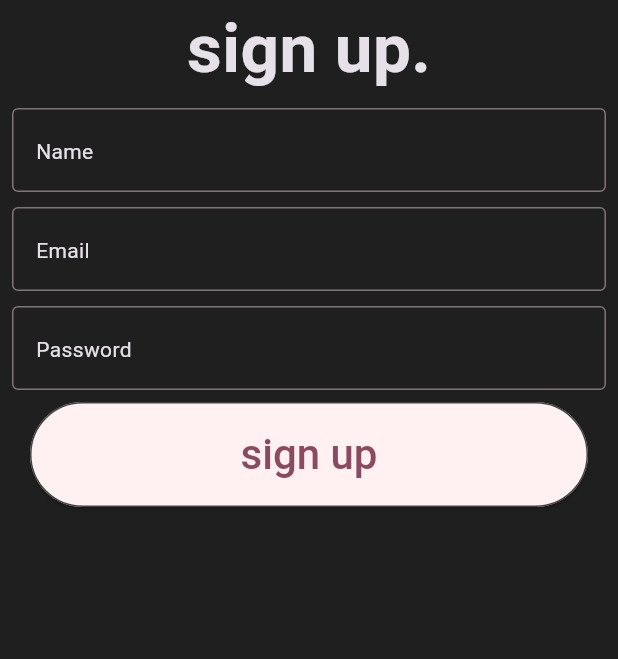
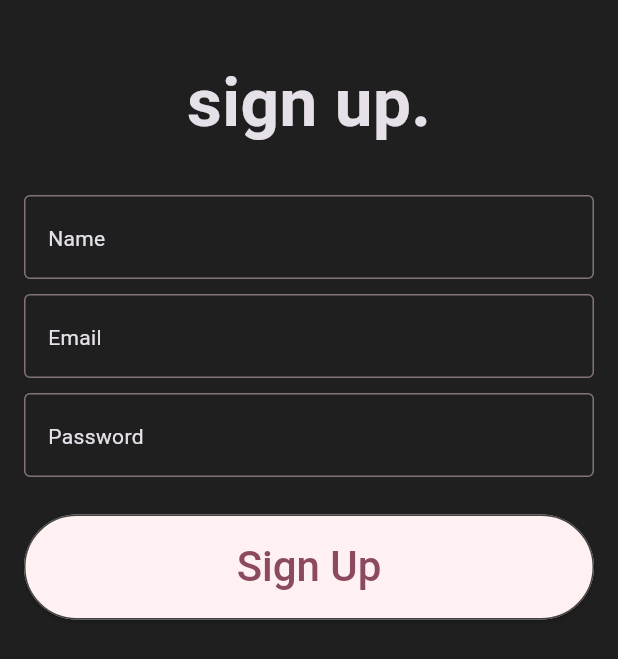
Before and after one commit to hashck404/my_notes, a Flutter app: the SignUpPage screen opened directly, on a phone screen of 412 x 824 dp. Shown: the top 659 px of the screen. Run offline on Flutter 3.47's test engine with Material 3 defaults, Android fonts, the phone set to English and light mode, and no system bars; our stand-ins replace cloud_firestore, either_dart, firebase_auth, firebase_core, flutter_riverpod, loading_animation_widget and 3 more; accounts and stored records are empty.

Commit message:
feat(auth): refactor authentication flow with Riverpod
Add AuthController using AsyncNotifier

Restructure the authentication data layer (data source, repository, provider)

Add local data source using SharedPreferences to store the username

Add sign-in page with loading animation

Add showSnackbar utility

Update authentication repository, user model, and sign-up page

```diff
--- a/lib/features/authentication/repository/auth_repository.dart
+++ b/lib/features/authentication/repository/auth_repository.dart
@@ -11,8 +11,11 @@ abstract class AuthRepository {
 
   Future<Either<Failure, UserModel>> getUser(String uid);
 
-  Future<Either<Failure, String>> loginWithEmailAndPassword(
+  Future<Either<Failure, String>> signInWithEmailAndPassword(
     String email,
     String password,
   );
+  Future<void> saveUsername(String username);
+
+  Future<String> getUsername();
 }
--- a/lib/features/authentication/view/screens/sign_up_page.dart
+++ b/lib/features/authentication/view/screens/sign_up_page.dart
@@ -1,55 +1,188 @@
 import 'package:flutter/material.dart';
+import 'package:flutter_riverpod/flutter_riverpod.dart';
+import 'package:my_notes/core/error/failures.dart';
+import 'package:my_notes/core/utils/show_snackbar.dart';
+import 'package:my_notes/features/authentication/provider/auth_provider.dart';
 import 'package:my_notes/features/authentication/view/widgets/auth_field.dart';
+import 'package:my_notes/features/home/view/home_page.dart';
+import 'package:loading_animation_widget/loading_animation_widget.dart';
 
-class SignUpPage extends StatelessWidget {
-  SignUpPage({super.key});
+class SignUpPage extends ConsumerStatefulWidget {
+  const SignUpPage({super.key});
+
+  @override
+  ConsumerState<SignUpPage> createState() => _SignUpPageState();
+}
+
+class _SignUpPageState extends ConsumerState<SignUpPage> {
+  final _nameController = TextEditingController();
+  final _emailController = TextEditingController();
   final _passwordController = TextEditingController();
-  final _emailController = TextEditingController();
-  final _nameNameController = TextEditingController();
+
+  final _formKey = GlobalKey<FormState>();
+
+  @override
+  void dispose() {
+    _nameController.dispose();
+    _emailController.dispose();
+    _passwordController.dispose();
+    super.dispose();
+  }
+
+  String? _validateName(String? name) {
+    if (name == null || name.trim().isEmpty) {
+      return 'Please enter a username';
+    }
+
+    if (!RegExp(r'^[a-zA-Z0-9_]{3,20}$').hasMatch(name.trim())) {
+      return 'Username must be 3-20 characters and contain only letters, numbers, and _';
+    }
+
+    return null;
+  }
+
+  String? _validateEmail(String? email) {
+    if (email == null || email.trim().isEmpty) {
+      return 'Please enter your email';
+    }
+
+    if (!RegExp(r'^[^@\s]+@[^@\s]+\.[^@\s]+$').hasMatch(email.trim())) {
+      return 'Please enter a valid email';
+    }
+
+    return null;
+  }
+
+  String? _validatePassword(String? password) {
+    if (password == null || password.isEmpty) {
+      return 'Please enter a password';
+    }
+
+    if (password.length < 6) {
+      return 'Password must be at least 6 characters';
+    }
+
+    return null;
+  }
 
   @override
   Widget build(BuildContext context) {
+    final authState = ref.watch(authControllerProvider);
+
+    ref.listen(authControllerProvider, (previous, next) {
+      next.whenOrNull(
+        error: (error, _) {
+          if (error is Failure) {
+            showSnackbar(context, error, const Icon(Icons.error_outline));
+          }
+        },
+        data: (_) {
+          Navigator.of(
+            context,
+          ).pushReplacement(MaterialPageRoute(builder: (_) => HomePage()));
+        },
+      );
+    });
+
     return Scaffold(
-      body: Column(
+      body: SafeArea(
+        child: Stack(
           children: [
-          Text(
-            'sign up.',
-            style: TextStyle(fontSize: 45, fontWeight: FontWeight.bold),
-          ),
-
-          Padding(
-            padding: const EdgeInsets.all(8.0),
+            SingleChildScrollView(
+              padding: const EdgeInsets.all(16),
+              child: Form(
+                key: _formKey,
                 child: Column(
                   children: [
-                AuthField(controller: _nameNameController, hint: 'Name'),
+                    const SizedBox(height: 20),
 
-                SizedBox(height: 10),
-                AuthField(controller: _emailController, hint: 'Email'),
-                SizedBox(height: 10),
-
-                AuthField(controller: _passwordController, hint: 'Password'),
-              ],
+                    const Text(
+                      'sign up.',
+                      style: TextStyle(
+                        fontSize: 45,
+                        fontWeight: FontWeight.bold,
                       ),
                     ),
 
-          Padding(
-            padding: const EdgeInsets.only(right: 20, left: 20),
+                    const SizedBox(height: 30),
 
-            child: ElevatedButton(
-              onPressed: () {},
+                    AuthField(
+                      controller: _nameController,
+                      hint: 'Name',
+                      validate: _validateName,
+                    ),
+
+                    const SizedBox(height: 10),
+
+                    AuthField(
+                      controller: _emailController,
+                      hint: 'Email',
+                      validate: _validateEmail,
+                    ),
+
+                    const SizedBox(height: 10),
+
+                    AuthField(
+                      controller: _passwordController,
+                      hint: 'Password',
+                      validate: _validatePassword,
+                    ),
+
+                    const SizedBox(height: 25),
+
+                    ElevatedButton(
+                      onPressed: () {
+                        if (_formKey.currentState!.validate()) {
+                          ref
+                              .read(authControllerProvider.notifier)
+                              .signUp(
+                                _emailController.text.trim(),
+                                _passwordController.text,
+                                _nameController.text.trim(),
+                              );
+                        }
+                      },
                       style: ElevatedButton.styleFrom(
                         minimumSize: const Size(double.infinity, 70),
-                textStyle: TextStyle(fontSize: 25, fontWeight: FontWeight.w500),
+                        textStyle: const TextStyle(
+                          fontSize: 25,
+                          fontWeight: FontWeight.w500,
+                        ),
                         shape: RoundedRectangleBorder(
+                          borderRadius: BorderRadius.circular(50),
                           side: BorderSide(color: Colors.grey.shade800),
-                  borderRadius: BorderRadius.circular(50),
                         ),
                       ),
-              child: Text('sign up', style: TextStyle(fontSize: 28)),
+                      child: const Text(
+                        'Sign Up',
+                        style: TextStyle(fontSize: 28),
                       ),
                     ),
                   ],
                 ),
+              ),
+            ),
+
+            if (authState.isLoading)
+              Container(
+                color: Colors.black45,
+                child: Center(
+                  child: Container(
+                    padding: const EdgeInsets.all(20),
+                    decoration: BoxDecoration(
+                      color: Colors.black87,
+                      borderRadius: BorderRadius.circular(20),
+                    ),
+                    child: LoadingAnimationWidget.fallingDot(
+                      color: Colors.white,
+                      size: 35,
+                    ),
+                  ),
+                ),
+              ),
+          ],
+        ),
+      ),
     );
   }
 }
--- a/lib/features/authentication/view/widgets/auth_field.dart
+++ b/lib/features/authentication/view/widgets/auth_field.dart
@@ -1,18 +1,26 @@
 import 'package:flutter/material.dart';
 
 class AuthField extends StatelessWidget {
-  const AuthField({super.key, required this.controller, this.hint});
+  const AuthField({
+    super.key,
+    required this.controller,
+    this.hint,
+    this.validate,
+  });
   final TextEditingController controller;
   final String? hint;
-
+  final String? Function(String?)? validate;
   @override
   Widget build(BuildContext context) {
     return TextFormField(
       controller: controller,
+      validator: validate,
       decoration: InputDecoration(
         hint: Text(hint ?? ''),
         border: OutlineInputBorder(),
+
       ),
+
     );
   }
 }
--- a/lib/features/home/view/home_page.dart
+++ b/lib/features/home/view/home_page.dart
@@ -5,6 +5,6 @@ class HomePage extends StatelessWidget {
 
   @override
   Widget build(BuildContext context) {
-    return const Scaffold();
+    return const Scaffold(body: Center(child: Text('Home')));
   }
 }
--- a/pubspec.yaml
+++ b/pubspec.yaml
@@ -42,6 +42,8 @@ dependencies:
   logger: ^2.6.2
   retry: ^3.1.2
   flutter_riverpod: ^3.3.2
+  shared_preferences: ^2.5.5
+  loading_animation_widget: ^1.3.0
 
 dev_dependencies:
   flutter_test:
```
Also changed, not shown: lib/core/dependency_initialization.dart (+8 -1 lines), lib/core/usecase/usecase.dart (deleted, +0 -8 lines), lib/core/utils/show_snackbar.dart (added, +28 -0 lines), lib/features/authentication/data/controller/auth_controller.dart (added, +43 -0 lines), lib/features/authentication/data/data_source/local_data_source.dart (added, +21 -0 lines), lib/features/authentication/data/model/user_model.dart (+3 -5 lines), lib/features/authentication/data/repository/auth_repository_impl.dart (+15 -4 lines), lib/features/authentication/provider/auth_provider.dart (added, +30 -0 lines), lib/features/authentication/view/screens/sign_in_page.dart (added, +145 -0 lines), lib/features/authentication/view/widgets/loading_animation.dart (added, +17 -0 lines), lib/main.dart (+5 -3 lines), lib/features/authentication/data/data_source/remote_data_source.dart (renamed from lib/features/authentication/data/remote_data_source.dart), pubspec.lock, 1 other file. Lines whose indentation alone changed are shown as unchanged.
